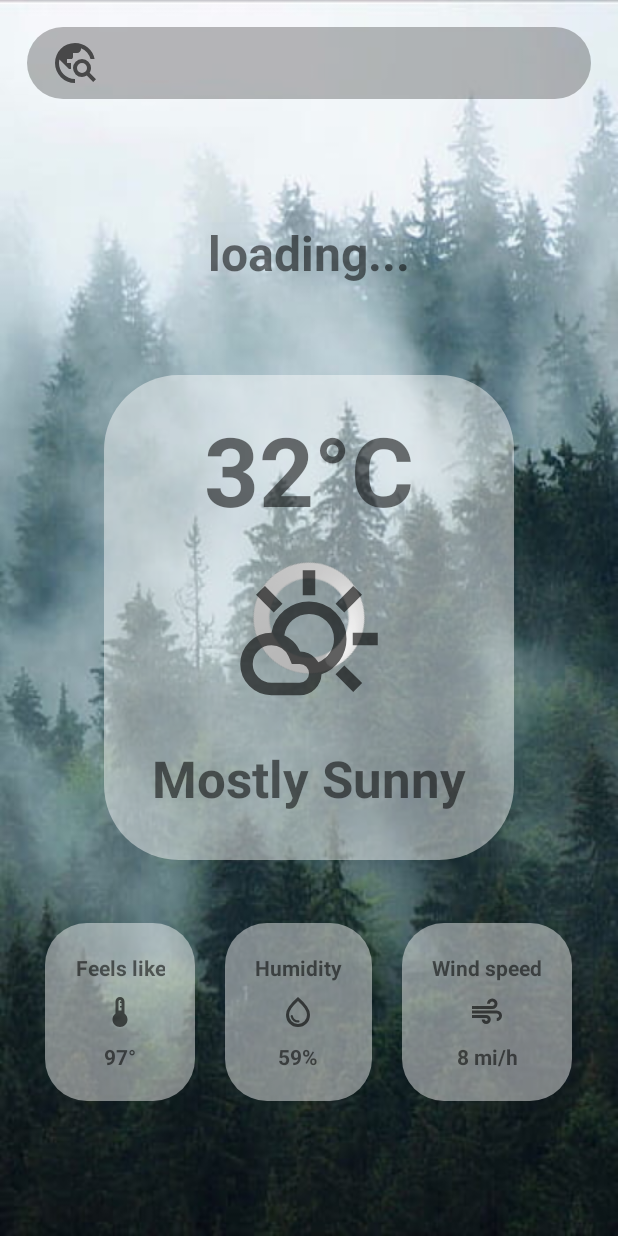
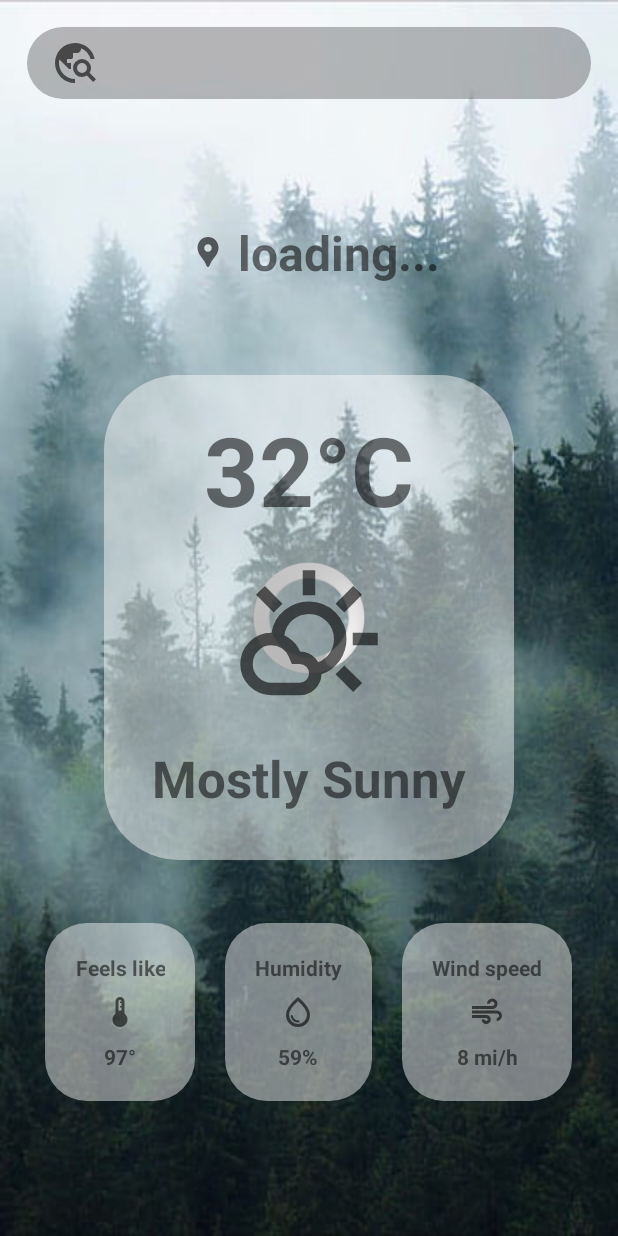
Before and after one commit to anchanareghu/Android-Weather-App, an Android app built with Jetpack Compose: the screen it shows after launch (MainActivity), on a phone screen of 412 x 824 dp. Run offline under Robolectric (Android 15) with nearby library versions, the phone set to English and light mode, and no system bars; libraries missing offline, so code that uses them is left out: com.loopj.android, cz.msebera.android.

Commit message:
commit to main

```diff
--- a/app/src/main/java/com/example/myweatherapp/MainActivity.java
+++ b/app/src/main/java/com/example/myweatherapp/MainActivity.java
@@ -183,7 +183,7 @@ public class MainActivity extends Activity {
         } else if (timeOfDay < 16) {
             relativeLayout.setBackgroundResource(R.drawable.fog);
         } else if (timeOfDay < 21) {
-            relativeLayout.setBackgroundResource(R.drawable.night);
+            relativeLayout.setBackgroundResource(R.drawable.fog);
         } else {
             relativeLayout.setBackgroundResource(R.drawable.night);
 
--- a/app/src/main/java/com/example/myweatherapp/WeatherData.java
+++ b/app/src/main/java/com/example/myweatherapp/WeatherData.java
@@ -43,9 +43,9 @@ public class WeatherData {
     private static String updateWeatherIcon(int weatherId) {
         if (weatherId >= 0 && weatherId < 300) {
             return "thunderstorm";
-        } else if (weatherId >= 300 && weatherId < 500) {
+        } else if (weatherId >= 300 && weatherId <= 501) {
             return "rainy";
-        } else if (weatherId >= 500 && weatherId < 600) {
+        } else if (weatherId > 501 && weatherId < 600) {
             return "heavyrain";
         } else if (weatherId >= 600 && weatherId <= 700) {
             return "snowy";
--- /dev/null
+++ b/app/src/main/res/drawable/baseline_location_pin_24.xml
@@ -0,0 +1,12 @@
+<vector xmlns:android="http://schemas.android.com/apk/res/android"
+    android:width="24dp"
+    android:height="24dp"
+    android:tint="?android:attr/colorControlNormal"
+    android:viewportWidth="24"
+    android:viewportHeight="24">
+
+    <path
+        android:fillColor="@android:color/white"
+        android:pathData="M12,2L12,2C8.13,2 5,5.13 5,9c0,1.74 0.5,3.37 1.41,4.84c0.95,1.54 2.2,2.86 3.16,4.4c0.47,0.75 0.81,1.45 1.17,2.26C11,21.05 11.21,22 12,22h0c0.79,0 1,-0.95 1.25,-1.5c0.37,-0.81 0.7,-1.51 1.17,-2.26c0.96,-1.53 2.21,-2.85 3.16,-4.4C18.5,12.37 19,10.74 19,9C19,5.13 15.87,2 12,2zM12,11.75c-1.38,0 -2.5,-1.12 -2.5,-2.5s1.12,-2.5 2.5,-2.5s2.5,1.12 2.5,2.5S13.38,11.75 12,11.75z" />
+
+</vector>
--- a/app/src/main/res/layout/layout_activity_main.xml
+++ b/app/src/main/res/layout/layout_activity_main.xml
@@ -27,18 +27,31 @@
         app:actionViewClass="android.support.v7.widget.SearchView"
         app:showAsAction="collapseActionView|ifRoom" />
 
-    <TextView
-        android:id="@+id/location"
+    <LinearLayout
         android:layout_width="wrap_content"
         android:layout_height="wrap_content"
         android:layout_above="@id/weather_content"
         android:layout_centerHorizontal="true"
         android:layout_marginBottom="60dp"
-        android:text="loading..."
-        android:textAlignment="center"
-        android:textSize="32sp"
-        android:textStyle="bold" />
+        android:orientation="horizontal">
 
+        <ImageView
+            android:id="@+id/location_img"
+            android:layout_width="wrap_content"
+            android:layout_height="wrap_content"
+            android:layout_gravity="center"
+            android:padding="8dp"
+            android:src="@drawable/baseline_location_pin_24" />
+
+        <TextView
+            android:id="@+id/location"
+            android:layout_width="wrap_content"
+            android:layout_height="wrap_content"
+            android:text="loading..."
+            android:textAlignment="center"
+            android:textSize="32sp"
+            android:textStyle="bold" />
+    </LinearLayout>
 
     <LinearLayout
         android:id="@+id/weather_content"
@@ -60,10 +73,10 @@
             android:textStyle="bold" />
 
         <ImageView
-            android:layout_gravity="center"
             android:id="@+id/weather_img"
             android:layout_width="160dp"
             android:layout_height="140dp"
+            android:layout_gravity="center"
             android:padding="20dp"
             android:src="@drawable/cloudy" />
 
@@ -72,12 +85,12 @@
             android:id="@+id/condition"
             android:layout_width="wrap_content"
             android:layout_height="wrap_content"
-            android:text="Mostly Sunny"
             android:layout_gravity="center"
-            android:textSize="34sp"
             android:layout_marginStart="12dp"
             android:layout_marginEnd="12dp"
             android:layout_marginBottom="12dp"
+            android:text="Mostly Sunny"
+            android:textSize="34sp"
             android:textStyle="bold" />
 
 
```
Also changed, not shown: app/src/main/res/drawable/baseline_arrow_back_24.xml (deleted, +0 -11 lines), 4 other files.
